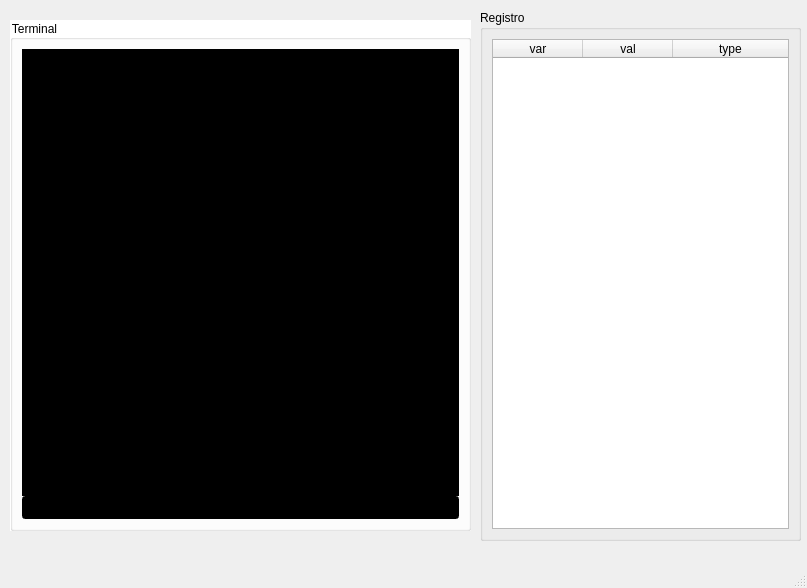
Qt form Terminal/gui.ui (nashvent/metodosnumericos) before a commit.
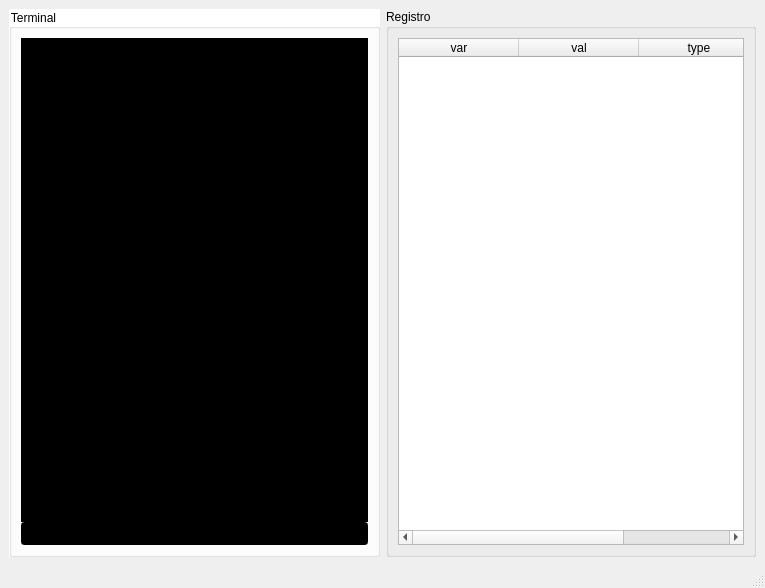
The same form after that commit.

Commit message: Interfaz mejorada para q sea responsibe

Patch:
```diff
--- a/Terminal/gui.ui
+++ b/Terminal/gui.ui
@@ -6,7 +6,7 @@
    <rect>
     <x>0</x>
     <y>0</y>
-    <width>807</width>
+    <width>765</width>
     <height>588</height>
    </rect>
   </property>
@@ -17,64 +17,9 @@
    <bool>true</bool>
   </property>
   <widget class="QWidget" name="centralwidget">
-   <widget class="QGroupBox" name="groupBox">
-    <property name="geometry">
-     <rect>
-      <x>480</x>
-      <y>10</y>
-      <width>321</width>
-      <height>531</height>
-     </rect>
-    </property>
-    <property name="title">
-     <string>Registro</string>
-    </property>
-    <layout class="QVBoxLayout" name="verticalLayout_2">
+   <layout class="QHBoxLayout" name="horizontalLayout">
      <item>
-      <widget class="QTableWidget" name="tableVar">
-       <property name="editTriggers">
-        <set>QAbstractItemView::DoubleClicked</set>
-       </property>
-       <attribute name="horizontalHeaderCascadingSectionResizes">
-        <bool>false</bool>
-       </attribute>
-       <attribute name="horizontalHeaderDefaultSectionSize">
-        <number>90</number>
-       </attribute>
-       <attribute name="horizontalHeaderStretchLastSection">
-        <bool>true</bool>
-       </attribute>
-       <attribute name="verticalHeaderStretchLastSection">
-        <bool>false</bool>
-       </attribute>
-       <column>
-        <property name="text">
-         <string>var</string>
-        </property>
-       </column>
-       <column>
-        <property name="text">
-         <string>val</string>
-        </property>
-       </column>
-       <column>
-        <property name="text">
-         <string>type</string>
-        </property>
-       </column>
-      </widget>
-     </item>
-    </layout>
-   </widget>
    <widget class="QGroupBox" name="groupBox_2">
-    <property name="geometry">
-     <rect>
-      <x>10</x>
-      <y>20</y>
-      <width>461</width>
-      <height>511</height>
-     </rect>
-    </property>
     <property name="sizePolicy">
      <sizepolicy hsizetype="MinimumExpanding" vsizetype="MinimumExpanding">
       <horstretch>0</horstretch>
@@ -131,6 +76,63 @@
      </item>
     </layout>
    </widget>
+    </item>
+    <item>
+     <widget class="QGroupBox" name="groupBox">
+      <property name="maximumSize">
+       <size>
+        <width>400</width>
+        <height>16777215</height>
+       </size>
+      </property>
+      <property name="title">
+       <string>Registro</string>
+      </property>
+      <layout class="QVBoxLayout" name="verticalLayout_2">
+       <item>
+        <widget class="QTableWidget" name="tableVar">
+         <property name="maximumSize">
+          <size>
+           <width>16777214</width>
+           <height>16777215</height>
+          </size>
+         </property>
+         <property name="editTriggers">
+          <set>QAbstractItemView::DoubleClicked</set>
+         </property>
+         <attribute name="horizontalHeaderCascadingSectionResizes">
+          <bool>false</bool>
+         </attribute>
+         <attribute name="horizontalHeaderDefaultSectionSize">
+          <number>120</number>
+         </attribute>
+         <attribute name="horizontalHeaderStretchLastSection">
+          <bool>true</bool>
+         </attribute>
+         <attribute name="verticalHeaderStretchLastSection">
+          <bool>false</bool>
+         </attribute>
+         <column>
+          <property name="text">
+           <string>var</string>
+          </property>
+         </column>
+         <column>
+          <property name="text">
+           <string>val</string>
+          </property>
+         </column>
+         <column>
+          <property name="text">
+           <string>type</string>
+          </property>
+         </column>
+        </widget>
+       </item>
+      </layout>
+     </widget>
+    </item>
+   </layout>
   </widget>
   <widget class="QMenuBar" name="menubar">
    <property name="geometry">
```
Left out of the diff: 2 changed lines with no effect on the pictures. Lines whose indentation alone changed are shown as unchanged. The commit also changes 4 other files.
